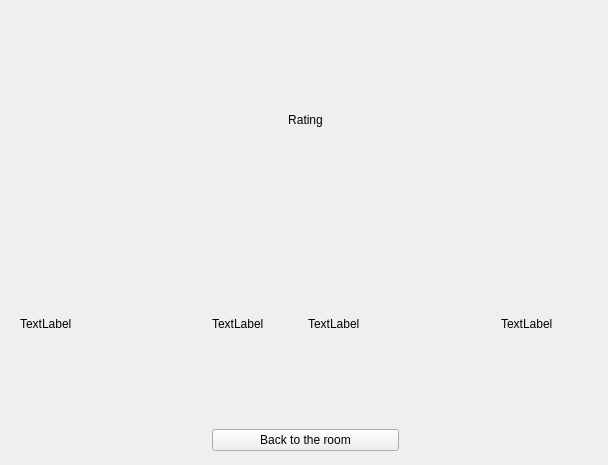
Old version of the form client/rating.ui in the repository Taifin/ChitChat.
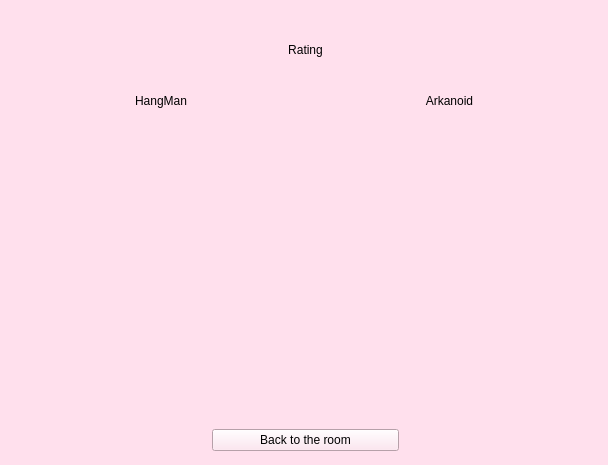
New version of the form.

Diff of the .ui file:
```diff
--- a/client/rating.ui
+++ b/client/rating.ui
@@ -13,6 +13,11 @@
   <property name="windowTitle">
    <string>Form</string>
   </property>
+  <property name="styleSheet">
+   <string notr="true">background-color: rgb(255, 224, 237);
+border-color: rgb(173, 127, 168);
+border-top-color: rgb(173, 127, 168);</string>
+  </property>
   <widget class="QWidget" name="gridLayoutWidget">
    <property name="geometry">
     <rect>
@@ -25,6 +30,15 @@
    <layout class="QGridLayout" name="gridLayout">
     <item row="0" column="0" colspan="6">
      <widget class="QLabel" name="rating_label">
+      <property name="maximumSize">
+       <size>
+        <width>16777215</width>
+        <height>60</height>
+       </size>
+      </property>
+      <property name="styleSheet">
+       <string notr="true">font: 700 20pt &quot;Source Code Pro&quot;;</string>
+      </property>
       <property name="text">
        <string>Rating</string>
       </property>
@@ -33,35 +47,7 @@
       </property>
      </widget>
     </item>
-    <item row="1" column="5">
-     <widget class="QLabel" name="Arkanoid_score">
-      <property name="text">
-       <string>TextLabel</string>
-      </property>
-     </widget>
-    </item>
-    <item row="1" column="2">
-     <widget class="QLabel" name="HangMan_score">
-      <property name="text">
-       <string>TextLabel</string>
-      </property>
-     </widget>
-    </item>
-    <item row="1" column="0" colspan="2">
-     <widget class="QLabel" name="HangMan_names">
-      <property name="text">
-       <string>TextLabel</string>
-      </property>
-     </widget>
-    </item>
-    <item row="1" column="3" colspan="2">
-     <widget class="QLabel" name="Arkanoid_names">
-      <property name="text">
-       <string>TextLabel</string>
-      </property>
-     </widget>
-    </item>
-    <item row="2" column="2" colspan="2">
+    <item row="3" column="2" colspan="2">
      <widget class="QPushButton" name="back_to_room_button">
       <property name="styleSheet">
        <string notr="true">selection-background-color: rgb(173, 127, 168);
@@ -72,6 +58,91 @@
       </property>
      </widget>
     </item>
+    <item row="2" column="2">
+     <widget class="QLabel" name="hangman_score">
+      <property name="styleSheet">
+       <string notr="true">font: 13pt &quot;Source Code Pro&quot;;
+</string>
+      </property>
+      <property name="text">
+       <string/>
+      </property>
+      <property name="alignment">
+       <set>Qt::AlignCenter</set>
+      </property>
+     </widget>
+    </item>
+    <item row="2" column="0" colspan="2">
+     <widget class="QLabel" name="hangman_names">
+      <property name="styleSheet">
+       <string notr="true">font: 13pt &quot;Source Code Pro&quot;;</string>
+      </property>
+      <property name="text">
+       <string/>
+      </property>
+      <property name="alignment">
+       <set>Qt::AlignCenter</set>
+      </property>
+     </widget>
+    </item>
+    <item row="2" column="5">
+     <widget class="QLabel" name="arkanoid_score">
+      <property name="styleSheet">
+       <string notr="true">font: 13pt &quot;Source Code Pro&quot;;</string>
+      </property>
+      <property name="text">
+       <string/>
+      </property>
+      <property name="alignment">
+       <set>Qt::AlignCenter</set>
+      </property>
+     </widget>
+    </item>
+    <item row="2" column="3" colspan="2">
+     <widget class="QLabel" name="arkanoid_names">
+      <property name="styleSheet">
+       <string notr="true">font: 13pt &quot;Source Code Pro&quot;;</string>
+      </property>
+      <property name="text">
+       <string/>
+      </property>
+      <property name="alignment">
+       <set>Qt::AlignCenter</set>
+      </property>
+     </widget>
+    </item>
+    <item row="1" column="0" colspan="3">
+     <widget class="QLabel" name="label">
+      <property name="maximumSize">
+       <size>
+        <width>16777215</width>
+        <height>30</height>
+       </size>
+      </property>
+      <property name="styleSheet">
+       <string notr="true">font: 700 13pt &quot;Source Code Pro&quot;;</string>
+      </property>
+      <property name="text">
+       <string>HangMan</string>
+      </property>
+      <property name="alignment">
+       <set>Qt::AlignCenter</set>
+      </property>
+     </widget>
+    </item>
+    <item row="1" column="3" colspan="3">
+     <widget class="QLabel" name="label_3">
+      <property name="styleSheet">
+       <string notr="true">font: 700 13pt &quot;Source Code Pro&quot;;</string>
+      </property>
+      <property name="text">
+       <string>Arkanoid</string>
+      </property>
+      <property name="alignment">
+       <set>Qt::AlignCenter</set>
+      </property>
+     </widget>
+    </item>
    </layout>
   </widget>
  </widget>
```
